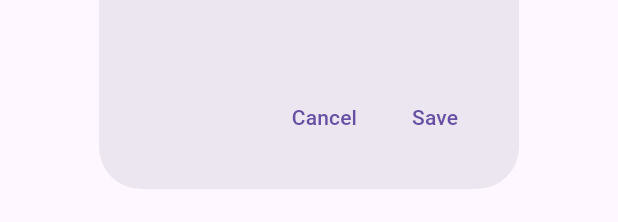
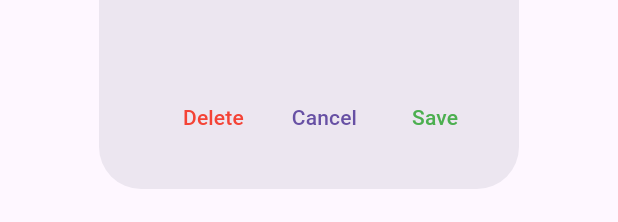
Before and after one commit to Miqo44/ToDoApp, a Flutter app: the EditDescriptionDialog widget shown alone on an empty page, opened directly with empty values, on a phone screen of 412 x 824 dp. Shown: the part 1011-1233 px from the top of the screen. Run offline on Flutter 3.47's test engine with Material 3 defaults, Android fonts, the phone set to English and light mode, and no system bars; our stand-ins replace flutter_mobx, mobx; generated files the repository leaves out were written again; network calls fail.

Commit message:
Added delete on editdescription

```diff
--- a/lib/Screens/edit_screen.dart
+++ b/lib/Screens/edit_screen.dart
@@ -5,10 +5,10 @@ class EditDescriptionDialog extends StatefulWidget {
   final String currentDescription;
 
   const EditDescriptionDialog({
-    super.key,
+    Key? key,
     required this.currentTitle,
     required this.currentDescription,
-  });
+  }) : super(key: key);
 
   @override
   _EditDescriptionDialogState createState() => _EditDescriptionDialogState();
@@ -22,8 +22,7 @@ class _EditDescriptionDialogState extends State<EditDescriptionDialog> {
   void initState() {
     super.initState();
     _titleController = TextEditingController(text: widget.currentTitle);
-    _descriptionController =
-        TextEditingController(text: widget.currentDescription);
+    _descriptionController = TextEditingController(text: widget.currentDescription);
   }
 
   @override
@@ -46,6 +45,12 @@ class _EditDescriptionDialogState extends State<EditDescriptionDialog> {
       actions: <Widget>[
         TextButton(
           onPressed: () {
+            Navigator.of(context).pop('delete');
+          },
+          child: const Text('Delete',style: TextStyle(color: Colors.red),),
+        ),
+        TextButton(
+          onPressed: () {
             Navigator.of(context).pop();
           },
           child: const Text('Cancel'),
@@ -57,7 +62,7 @@ class _EditDescriptionDialogState extends State<EditDescriptionDialog> {
               'description': _descriptionController.text,
             });
           },
-          child: const Text('Save'),
+          child: const Text('Save',style: TextStyle(color: Colors.green),),
         ),
       ],
     );
```
Also changed, not shown: lib/Screens/todo_list_screen.dart (+13 -9 lines).
